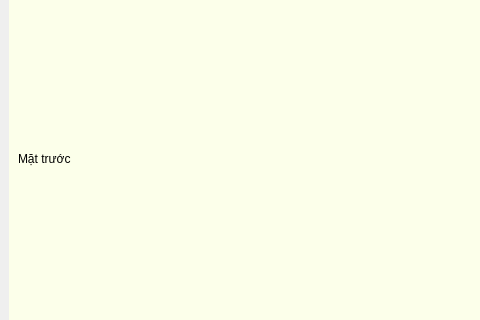
ngocanh1192006/English_app, file flash.ui: the form before one commit; both pictures show x 0 to 480 and y 154 to 474 of the 775 by 607 pixel window.
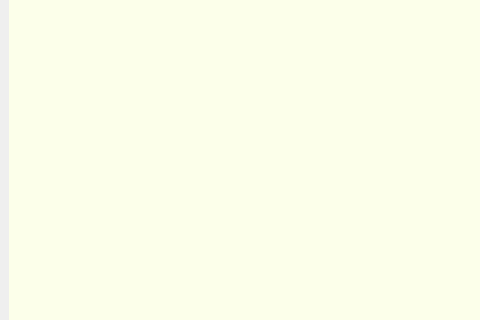
The form after the commit. Icons and pictures are not drawn.

The edit to the form file:
```diff
--- a/flash.ui
+++ b/flash.ui
@@ -70,15 +70,7 @@
        <number>0</number>
       </property>
       <widget class="QWidget" name="page">
-       <layout class="QHBoxLayout" name="horizontalLayout_4">
-        <item>
-         <widget class="QLabel" name="label">
-          <property name="text">
-           <string>Mặt trước</string>
-          </property>
-         </widget>
-        </item>
-       </layout>
+       <layout class="QHBoxLayout" name="horizontalLayout_4"/>
       </widget>
       <widget class="QWidget" name="page_2">
        <layout class="QHBoxLayout" name="horizontalLayout_3">
```
Left out of the diff: 10 changed lines with no effect on the pictures.
